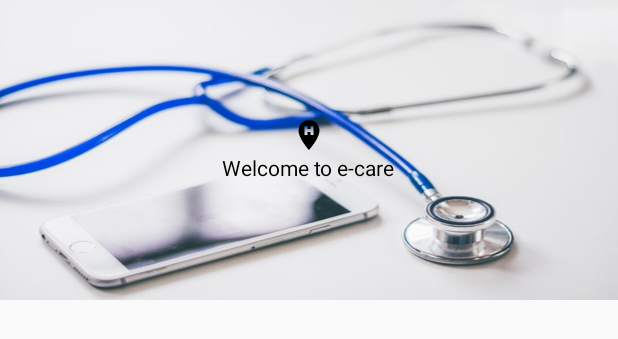
After one commit to xcixor/e-care, an Android app: the layout nav_header.xml on its own in the app's theme, with its tools: preview values and no code run, on a phone screen of 412 x 824 dp. The commit adds this screen. Shown: the top 339 px of the screen. Run offline under Robolectric (Android 15) with nearby library versions, the phone set to English and light mode, and no system bars; Roboto replaces fonts that are not available here.

Commit message:
test(drawer): add sample drawer for main activity

```diff
--- /dev/null
+++ b/app/src/main/res/drawable/ic_hospital_marker.xml
@@ -0,0 +1,7 @@
+<vector xmlns:android="http://schemas.android.com/apk/res/android"
+    android:height="24dp"
+    android:width="24dp"
+    android:viewportWidth="24"
+    android:viewportHeight="24">
+    <path android:fillColor="#000" android:pathData="M12,2C15.86,2 19,5.13 19,9C19,14.25 12,22 12,22C12,22 5,14.25 5,9A7,7 0 0,1 12,2M9,6V12H11V10H13V12H15V6H13V8H11V6H9Z" />
+</vector>
--- /dev/null
+++ b/app/src/main/res/layout/nav_header.xml
@@ -0,0 +1,21 @@
+<?xml version="1.0" encoding="utf-8"?>
+<LinearLayout xmlns:android="http://schemas.android.com/apk/res/android"
+    xmlns:app="http://schemas.android.com/apk/res-auto" android:layout_width="match_parent"
+    android:layout_height="200dp"
+    android:baselineAligned="false"
+    android:gravity="center"
+    android:background="@drawable/back"
+    android:orientation="vertical">
+
+    <ImageView
+        android:layout_width="wrap_content"
+        android:layout_height="wrap_content"
+        app:srcCompat="@drawable/ic_hospital_marker"
+        android:contentDescription="@string/app_image_content_desc" />
+    <TextView
+        android:layout_width="wrap_content"
+        android:text="@string/nav_welcome_msg"
+        android:textColor="#000"
+        android:layout_height="wrap_content"/>
+
+</LinearLayout>
--- a/app/src/main/res/values/strings.xml
+++ b/app/src/main/res/values/strings.xml
@@ -49,4 +49,8 @@
     <string name="ev_appointment_doctor_s_name_msg">Doctor\'s Name</string>
     <string name="ev_appointment_specialization_msg">Specialization</string>
     <string name="appointment_fab_msg">Confirm Appointment</string>
+    <string name="nav_welcome_msg">Welcome to e-care</string>
+    <string name="app_image_content_desc">TODO</string>
+    <string name="navigation_drawer_open">open</string>
+    <string name="navigation_drawer_close">close</string>
 </resources>
--- a/app/src/main/res/values/styles.xml
+++ b/app/src/main/res/values/styles.xml
@@ -3,7 +3,7 @@
     <!-- Base application theme. -->
 <!--    remember to enable darkactionbar for other activitities this is-->
 <!--    for the purpose of main map activity-->
-    <style name="AppTheme" parent="Theme.AppCompat.Light.DarkActionBar">
+    <style name="AppTheme" parent="Theme.AppCompat.Light.NoActionBar">
         <!-- Customize your theme here. -->
         <item name="colorPrimary">@color/colorPrimary</item>
         <item name="colorPrimaryDark">@color/colorPrimaryDark</item>
@@ -24,4 +24,8 @@
         <item name="android:fontFamily">@font/sofia</item>
     </style>
 
+    <style name="HeaderBar">
+        <item name="android:background">#303F9F</item>
+    </style>
+
 </resources>
```
Also changed, not shown: app/src/main/AndroidManifest.xml (+7 -1 lines), app/src/main/java/com/ecareuae/e_care/MainActivity.java (+62 -1 lines), app/src/main/res/drawable/ic_login.xml (added, +7 -0 lines), app/src/main/res/drawable/ic_logout.xml (added, +7 -0 lines), app/src/main/res/drawable/ic_menu.xml (added, +7 -0 lines), app/src/main/res/layout/activity_main.xml (+47 -16 lines), app/src/main/res/menu/main_menu.xml (added, +45 -0 lines), app/src/main/res/drawable/back.jpg (added).
